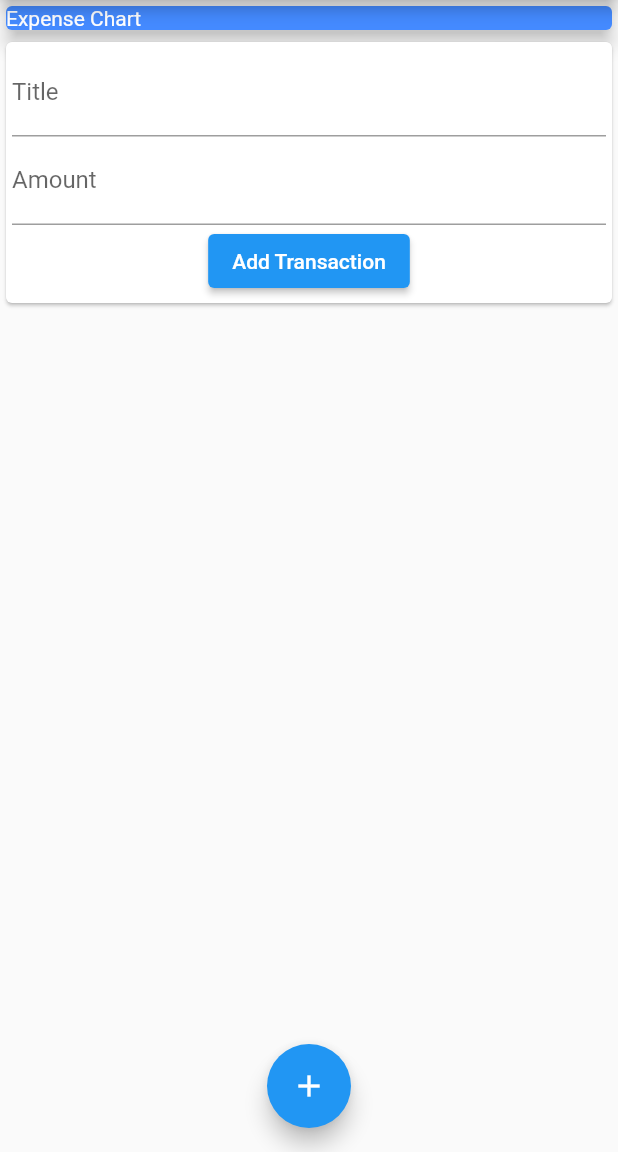
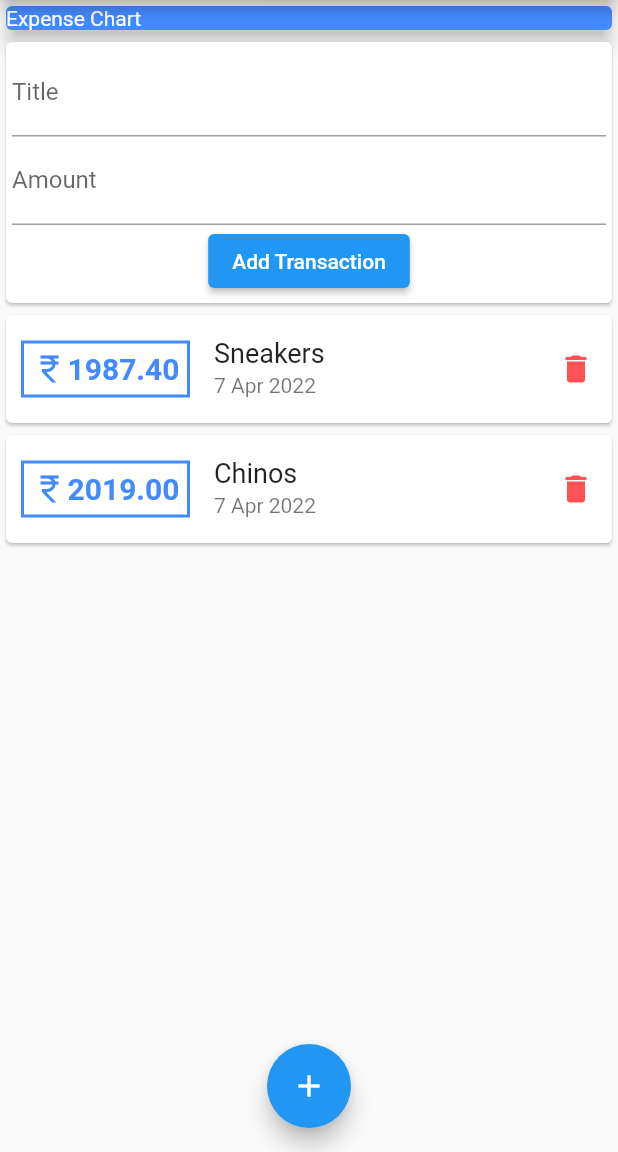
Before and after one commit to ASHWIN776/expense-tracker, a Flutter app: the screen it shows after launch, after a tap on "Add Transaction", on a phone screen of 412 x 824 dp, the part 84-1236 px from its top. Run offline on Flutter 3.47's test engine with Material 2 defaults, Android fonts, the phone set to English and light mode, and no system bars.

Commit message:
Introduced custom widgets also, submitting the form shows a new transaction in the ui

```diff
--- a/lib/main.dart
+++ b/lib/main.dart
@@ -1,5 +1,6 @@
-import 'package:expense_tracker/transaction.dart';
+import 'package:expense_tracker/userTransactions.dart';
 import 'package:flutter/material.dart';
+import './models/transaction.dart';
 
 void main() {
   runApp(MaterialApp(
@@ -9,14 +10,6 @@ void main() {
 
 
 class MyHomePage extends StatelessWidget {
-  final List<Transaction> transactions = [
-    Transaction(id: 't1', title: 'Sneakers', cost: 1987.4, date: DateTime.now()),
-    Transaction(id: 't2', title: 'Chinos', cost: 2019, date: DateTime.now())
-  ];
-  final months = ["Jan", "Feb", "Mar", "Apr", "May", "Jun", "Jul", "Aug", "Sep", "Oct", "Nov",
-  "Dec"];
-  String? expenseTitle;
-  String? expenseAmount;
 
   @override
   Widget build(BuildContext context) {
@@ -25,95 +18,7 @@ class MyHomePage extends StatelessWidget {
         title: Text("Expense Tracker"),
         centerTitle: true,
       ),
-      body: Column(
-        // mainAxisAlignment: MainAxisAlignment.spaceAround,
-        crossAxisAlignment: CrossAxisAlignment.stretch,
-        children: [
-          Container(
-            width: double.infinity,
-            child: Card(
-              color: Colors.blueAccent,
-              elevation: 5,
-              child: Text(
-                "Expense Chart",
-                style: TextStyle(
-                  color: Colors.white
-                ),
-              ),
-            ),
-          ),
-          Card(
-            child: Container(
-              padding: EdgeInsets.all(4.0),
-              child: Column(
-                children: [
-                  TextField(
-                      decoration: InputDecoration(labelText: "Title"),
-                      onChanged: (val){expenseTitle = val;},
-                  ),
-                  TextField(
-                      decoration: InputDecoration(labelText: "Amount"),
-                      onChanged: (val){expenseAmount = val;},
-
-                  ),
-                  ElevatedButton(onPressed: (){print("Expense Title : $expenseTitle, Expense Amount : $expenseAmount");}, child: Text("Add Transaction"))
-                ],
-              ),
-            ),
-          ),
-          Column(
-            children: transactions.map(
-              (t) => Card(
-                  child: Row(
-                    children: [
-                      Container(
-                        margin: EdgeInsets.only(left: 10.0),
-                        padding: EdgeInsets.all(5.0),
-                        decoration: BoxDecoration(
-                          border: Border.all(color: Colors.blueAccent, width: 2.0)
-                        ),
-                        child: Row(
-                          children: [
-                            Icon(
-                              Icons.currency_rupee,
-                              color: Colors.blueAccent,
-                            ),
-                            Text(
-                              t.cost.toStringAsFixed(2),
-                              style: TextStyle(
-                                  fontSize: 20.0,
-                                  color: Colors.blueAccent,
-                                  fontWeight: FontWeight.bold
-                              ),
-                            )
-                          ],
-                        )
-                      ),
-                      Expanded(
-                          child: ListTile(
-                            title: Text(
-                                t.title,
-                              style: TextStyle(
-                                fontSize: 18.0,
-                              ),
-                            ),
-                            subtitle: Text("${t.date.day} ${months[t.date.month - 1]} ${t.date.year}"),
-                          )
-                      ),
-                      IconButton(
-                          onPressed: (){print("Deleted");},
-                          icon: Icon(
-                              Icons.delete,
-                              color: Colors.redAccent,
-                          )
-                      )
-                    ],
-                  )
-              )
-            ).toList(),
-          )
-        ],
-      ),
+      body: UserTransactions(),
       floatingActionButton: FloatingActionButton(
         onPressed: (){},
         child: Icon(
--- a/lib/userTransactions.dart
+++ b/lib/userTransactions.dart
@@ -0,0 +1,125 @@
+import 'package:flutter/material.dart';
+import './models/transaction.dart';
+
+class UserTransactions extends StatefulWidget {
+  const UserTransactions({Key? key}) : super(key: key);
+
+  @override
+  State<UserTransactions> createState() => _UserTransactionsState();
+}
+
+class _UserTransactionsState extends State<UserTransactions> {
+  final List<Transaction> _transactions = [
+    Transaction(id: 't1', title: 'Sneakers', cost: 1987.4, date: DateTime.now()),
+    Transaction(id: 't2', title: 'Chinos', cost: 2019, date: DateTime.now())
+  ];
+  final months = ["Jan", "Feb", "Mar", "Apr", "May", "Jun", "Jul", "Aug", "Sep", "Oct", "Nov",
+    "Dec"];
+
+  String? expenseTitle;
+  String? expenseAmount;
+  String? expenseId;
+
+  @override
+  Widget build(BuildContext context) {
+    return Column(
+      // mainAxisAlignment: MainAxisAlignment.spaceAround,
+      crossAxisAlignment: CrossAxisAlignment.stretch,
+      children: [
+        Container(
+          width: double.infinity,
+          child: Card(
+            color: Colors.blueAccent,
+            elevation: 5,
+            child: Text(
+              "Expense Chart",
+              style: TextStyle(
+                  color: Colors.white
+              ),
+            ),
+          ),
+        ),
+        Card(
+          child: Container(
+            padding: EdgeInsets.all(4.0),
+            child: Column(
+              children: [
+                TextField(
+                  decoration: InputDecoration(labelText: "Title"),
+                  onChanged: (val){expenseTitle = val;},
+                ),
+                TextField(
+                  decoration: InputDecoration(labelText: "Amount"),
+                  onChanged: (val){expenseAmount = val;},
+
+                ),
+                ElevatedButton(onPressed: (){
+                  expenseId = "t${_transactions.length}";
+
+                  setState(() {
+                    _transactions.add(Transaction(id: expenseId!, title: expenseTitle!, cost: double.parse(expenseAmount!), date: DateTime.now()));
+                  });
+
+                  _transactions.forEach((element) {
+                    print("Expense Title : ${element.title}, Expense Amount : ${element.cost}");
+                  });
+                }, child: Text("Add Transaction"))
+              ],
+            ),
+          ),
+        ),
+        Column(
+          children: _transactions.map(
+                  (t) => Card(
+                  child: Row(
+                    children: [
+                      Container(
+                          margin: EdgeInsets.only(left: 10.0),
+                          padding: EdgeInsets.all(5.0),
+                          decoration: BoxDecoration(
+                              border: Border.all(color: Colors.blueAccent, width: 2.0)
+                          ),
+                          child: Row(
+                            children: [
+                              Icon(
+                                Icons.currency_rupee,
+                                color: Colors.blueAccent,
+                              ),
+                              Text(
+                                t.cost.toStringAsFixed(2),
+                                style: TextStyle(
+                                    fontSize: 20.0,
+                                    color: Colors.blueAccent,
+                                    fontWeight: FontWeight.bold
+                                ),
+                              )
+                            ],
+                          )
+                      ),
+                      Expanded(
+                          child: ListTile(
+                            title: Text(
+                              t.title,
+                              style: TextStyle(
+                                fontSize: 18.0,
+                              ),
+                            ),
+                            subtitle: Text("${t.date.day} ${months[t.date.month - 1]} ${t.date.year}"),
+                          )
+                      ),
+                      IconButton(
+                          onPressed: (){print("Deleted");},
+                          icon: Icon(
+                            Icons.delete,
+                            color: Colors.redAccent,
+                          )
+                      )
+                    ],
+                  )
+              )
+          ).toList(),
+        )
+      ],
+    );
+  }
+}
```
